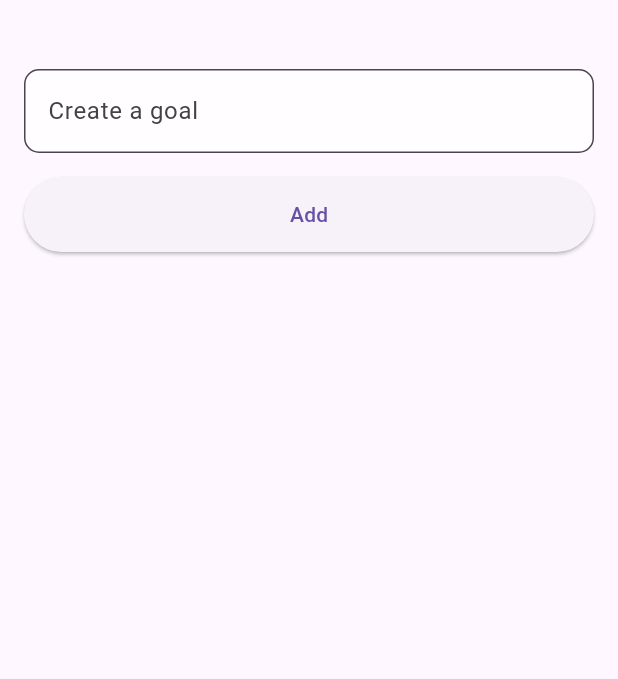
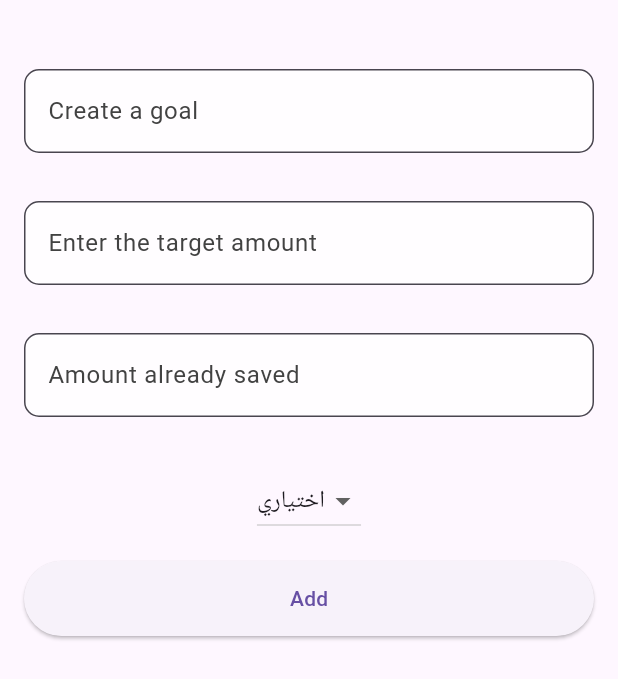
Before and after one commit to khaderhash/money_app, a Flutter app: the Goals screen opened by its route, after a tap on the "add" icon, on a phone screen of 412 x 824 dp. Shown: the top 679 px of the screen. Run offline on Flutter 3.47's test engine with Material 3 defaults, Android fonts, the phone set to English and light mode, and no system bars; our stand-ins replace firebase_auth, firebase_core, implicitly_animated_reorderable_list, implicitly_animated_reorderable_list_2, modal_progress_hud_nsn, shared_preferences and 1 more; accounts and stored records are empty.

```diff
--- a/lib/Screens/Goals.dart
+++ b/lib/Screens/Goals.dart
@@ -7,7 +7,7 @@ import '../services/shared_preferences.dart';
 import 'addtodo.dart';
 
 class Goals extends StatefulWidget {
-  const Goals({super.key});
+   Goals({super.key});
   static String id = "Goals";
 
   @override
@@ -15,14 +15,13 @@ class Goals extends StatefulWidget {
 }
 
 class _GoalsState extends State<Goals> {
-  final saerchBartec = TextEditingController();
-  SharedPreferencesService? servicetoaddtext;
-  List<String> listData = [];
+  List<Map<String, String>> listData = [];
+  var servicetoaddtext;
 
   @override
   void initState() {
+    super.initState();
     initSharedPreferences();
-    super.initState();
   }
 
   initSharedPreferences() async {
@@ -32,36 +31,6 @@ class _GoalsState extends State<Goals> {
     setState(() {});
   }
 
-  void searchOp(String searchText) async {
-    List<String> _list = await servicetoaddtext?.getTodo() ?? [];
-    listData.clear();
-    for (var i = 0; i < _list.length; i++) {
-      String data = _list[i];
-      if (data.toLowerCase().contains(searchText.toLowerCase())) {
-        listData.add(data);
-      }
-    }
-    setState(() {});
-  }
-
-  void addItem(String newItem) async {
-    setState(() {
-      listData.add(newItem);
-    });
-    await servicetoaddtext?.addTodo(newItem);
-    List<String> updatedList = await servicetoaddtext?.getTodo() ?? [];
-    setState(() {
-      listData = updatedList;
-    });
-  }
-
-  void deleteItem(int index) async {
-    setState(() {
-      listData.removeAt(index);
-    });
-    await servicetoaddtext?.removeTodo(index);
-  }
-
   @override
   Widget build(BuildContext context) {
     return Scaffold(
@@ -69,82 +38,30 @@ class _GoalsState extends State<Goals> {
       appBar: AppBar(
         backgroundColor: Colors.blueAccent,
         elevation: 0,
-        title: Container(
-          width: width(context),
-          height: 40,
-          decoration: BoxDecoration(
-            color: Colors.white,
-            borderRadius: BorderRadius.circular(10),
-            boxShadow: [
-              BoxShadow(color: Colors.grey.withOpacity(0.3), blurRadius: 5),
-            ],
+        title: Text('Goals'),
       ),
-          child: Row(
-            crossAxisAlignment: CrossAxisAlignment.center,
-            children: [
-              Padding(
-                padding: const EdgeInsets.all(8.0),
-                child: Icon(
-                  Icons.search,
-                  color: Colors.blue,
-                  size: 22,
-                ),
-              ),
-              Expanded(
-                child: TextField(
-                  textInputAction: TextInputAction.search,
-                  maxLines: 1,
-                  controller: saerchBartec,
-                  keyboardType: TextInputType.text,
-                  textAlignVertical: TextAlignVertical.center,
-                  onChanged: searchOp,
-                  decoration: InputDecoration(
-                    border: InputBorder.none,
-                    hintText: 'Search goals...',
-                    hintStyle: TextStyle(
-                        fontSize: 14,
-                        color: Colors.grey,
-                        fontWeight: FontWeight.w400),
-                    contentPadding: EdgeInsets.only(left: 0),
-                    focusedBorder: InputBorder.none,
-                    filled: true,
-                    isDense: true,
-                    fillColor: Colors.transparent,
-                  ),
-                  style: TextStyle(fontSize: 18),
-                  obscureText: false,
-                ),
-              ),
-            ],
-          ),
-        ),
-      ),
-      body: ImplicitlyAnimatedReorderableList<String>(
-        items: listData,
-        shrinkWrap: true,
-        removeDuration: const Duration(),
-        areItemsTheSame: (oldItem, newItem) => oldItem == newItem,
-        onReorderFinished: (item, from, to, newItems) async {
-          setState(() {
-            listData = newItems;
-          });
-          // تحديث البيانات في SharedPreferences
-          await servicetoaddtext?.setTodoList(listData);
-        },
-        itemBuilder: (context, itemAnimation, item, index) {
-          return Reorderable(
-            key: ValueKey(item),
-            builder: (context, dragAnimation, inDrag) {
-              return ScaleTransition(
-                scale:
-                    Tween<double>(begin: 1, end: 0.95).animate(dragAnimation),
-                child: Card(
+      body: ListView.builder(
+        itemCount: listData.length,
+        itemBuilder: (context, index) {
+
+
+          final goal = listData[index];
+          double targetAmount = double.tryParse(goal['amount'] ?? '0') ?? 0;
+          double currentAmount = double.tryParse(goal['current_amount'] ?? '0') ?? 0;
+
+          double progress = (targetAmount > 0) ? (currentAmount / targetAmount) : 0;
+
+          return Card(
             elevation: 5,
+            margin: EdgeInsets.symmetric(vertical: 10, horizontal: 15),
+            shape: RoundedRectangleBorder(borderRadius: BorderRadius.circular(12)),
             child: ListTile(
-                    title: Text(
-                      item,
-                      style: TextStyle(
-                          fontWeight: FontWeight.bold, color: Colors.black),
+              contentPadding: EdgeInsets.all(15),
+
+              title: Text(goal['goal'] ?? '',),
+              subtitle: Text(
+                'Type: ${goal['type']}, Target: ${goal['amount']}, Saved: ${goal['current_amount']}',
+                style: TextStyle(color: Colors.blueAccent),
               ),
               trailing: IconButton(
                 icon: Icon(Icons.delete, color: Colors.blueAccent),
@@ -154,7 +71,7 @@ class _GoalsState extends State<Goals> {
                 Navigator.of(context)
                     .push(MaterialPageRoute(
                   builder: (context) => Goalsadd(
-                          title: item,
+                    title: goal['goal'],
                     index: index,
                   ),
                 ))
@@ -163,9 +80,6 @@ class _GoalsState extends State<Goals> {
                 });
               },
             ),
-                ),
-              );
-            },
           );
         },
       ),
@@ -173,9 +87,7 @@ class _GoalsState extends State<Goals> {
         onPressed: () async {
           Navigator.of(context)
               .push(MaterialPageRoute(
-            builder: (context) => Goalsadd(
-              title: '',
-            ),
+            builder: (context) => Goalsadd(title: ''),
           ))
               .then((_) {
             initSharedPreferences();
@@ -187,4 +99,135 @@ class _GoalsState extends State<Goals> {
       ),
     );
   }
+
+  void deleteItem(int index) async {
+    setState(() {
+      listData.removeAt(index);
+    });
+    await servicetoaddtext?.removeTodo(index);
   }
+}
+//import 'package:flutter/material.dart';
+//
+// class _GoalsState extends State<Goals> {
+//   List<Map<String, String>> listData = [];
+//
+//   @override
+//   void initState() {
+//     super.initState();
+//     initSharedPreferences();
+//   }
+//
+//   initSharedPreferences() async {
+//     final sharedPreferences = await SharedPreferences.getInstance();
+//     servicetoaddtext = SharedPreferencesService(sharedPreferences);
+//     listData = await servicetoaddtext?.getTodo() ?? [];
+//     setState(() {});
+//   }
+//
+//   @override
+//   Widget build(BuildContext context) {
+//     return Scaffold(
+//       backgroundColor: Colors.black,
+//       appBar: AppBar(
+//         backgroundColor: Colors.blueAccent,
+//         elevation: 0,
+//         title: Text('Goals'),
+//       ),
+//       body: ListView.builder(
+//         itemCount: listData.length,
+//         itemBuilder: (context, index) {
+//           final goal = listData[index];
+//           double targetAmount = double.tryParse(goal['amount'] ?? '0') ?? 0;
+//           double currentAmount = double.tryParse(goal['current_amount'] ?? '0') ?? 0;
+//
+//           double progress = (targetAmount > 0) ? (currentAmount / targetAmount) : 0;
+//
+//           return Card(
+//             elevation: 5,
+//             margin: EdgeInsets.symmetric(vertical: 10, horizontal: 15),
+//             shape: RoundedRectangleBorder(borderRadius: BorderRadius.circular(12)),
+//             child: ListTile(
+//               contentPadding: EdgeInsets.all(15),
+//               title: Text(
+//                 goal['goal'] ?? '',
+//                 style: TextStyle(fontWeight: FontWeight.bold, fontSize: 18, color: Colors.blueAccent),
+//               ),
+//               subtitle: Column(
+//                 crossAxisAlignment: CrossAxisAlignment.start,
+//                 children: [
+//                   SizedBox(height: 10),
+//                   Text(
+//                     'Type: ${goal['type'] ?? 'Not specified'}',
+//                     style: TextStyle(color: Colors.grey[600]),
+//                   ),
+//                   SizedBox(height: 5),
+//                   Text(
+//                     'Target: ${goal['amount']}',
+//                     style: TextStyle(color: Colors.grey[600]),
+//                   ),
+//                   SizedBox(height: 5),
+//                   Text(
+//                     'Saved: ${goal['current_amount']}',
+//                     style: TextStyle(color: Colors.grey[600]),
+//                   ),
+//                   SizedBox(height: 10),
+//                   Row(
+//                     children: [
+//                       Expanded(
+//                         child: LinearProgressIndicator(
+//                           value: progress,
+//                           backgroundColor: Colors.grey[300],
+//                           valueColor: AlwaysStoppedAnimation<Color>(Colors.blueAccent),
+//                         ),
+//                       ),
+//                       SizedBox(width: 10),
+//                       Text('${(progress * 100).toStringAsFixed(1)}%', style: TextStyle(color: Colors.blueAccent)),
+//                     ],
+//                   ),
+//                 ],
+//               ),
+//               trailing: IconButton(
+//                 icon: Icon(Icons.delete, color: Colors.blueAccent),
+//                 onPressed: () => deleteItem(index),
+//               ),
+//               onTap: () {
+//                 Navigator.of(context)
+//                     .push(MaterialPageRoute(
+//                       builder: (context) => Goalsadd(
+//                         title: goal['goal'],
+//                         index: index,
+//                       ),
+//                     ))
+//                     .then((_) {
+//                   initSharedPreferences();
+//                 });
+//               },
+//             ),
+//           );
+//         },
+//       ),
+//       floatingActionButton: FloatingActionButton(
+//         onPressed: () async {
+//           Navigator.of(context)
+//               .push(MaterialPageRoute(
+//                 builder: (context) => Goalsadd(title: ''),
+//               ))
+//               .then((_) {
+//             initSharedPreferences();
+//           });
+//         },
+//         tooltip: 'Add Goal',
+//         backgroundColor: Colors.blueAccent,
+//         child: Icon(Icons.add),
+//       ),
+//     );
+//   }
+//
+//   void deleteItem(int index) async {
+//     setState(() {
+//       listData.removeAt(index);
+//     });
+//     await servicetoaddtext?.removeTodo(index);
+//   }
+// }
--- a/lib/Screens/addtodo.dart
+++ b/lib/Screens/addtodo.dart
@@ -16,7 +16,10 @@ class Goalsadd extends StatefulWidget {
 
 class _GoalsState extends State<Goalsadd> {
   TextEditingController controller = TextEditingController();
+  TextEditingController amountController = TextEditingController();
+  TextEditingController currentAmountController = TextEditingController();
   SharedPreferencesService? servicetoaddtext;
+  String? goalType = "اختياري"; // إجباري أو اختياري
 
   @override
   void initState() {
@@ -46,31 +49,84 @@ class _GoalsState extends State<Goalsadd> {
                 filled: true,
                 hintStyle: TextStyle(color: Colors.grey[800]),
                 hintText: 'Create a goal',
-                  fillColor: Colors.white70),
+                fillColor: Colors.white70,
+              ),
+            ),
+          ),
+          Padding(
+            padding: const EdgeInsets.all(16.0),
+            child: TextField(
+              controller: amountController,
+              decoration: InputDecoration(
+                border: OutlineInputBorder(
+                  borderRadius: BorderRadius.circular(10),
+                ),
+                filled: true,
+                hintStyle: TextStyle(color: Colors.grey[800]),
+                hintText: 'Enter the target amount',
+                fillColor: Colors.white70,
+              ),
+              keyboardType: TextInputType.number,
+            ),
+          ),
+          Padding(
+            padding: const EdgeInsets.all(16.0),
+            child: TextField(
+              controller: currentAmountController,
+              decoration: InputDecoration(
+                border: OutlineInputBorder(
+                  borderRadius: BorderRadius.circular(10),
+                ),
+                filled: true,
+                hintStyle: TextStyle(color: Colors.grey[800]),
+                hintText: 'Amount already saved',
+                fillColor: Colors.white70,
+              ),
+              keyboardType: TextInputType.number,
+            ),
+          ),
+          Padding(
+            padding: const EdgeInsets.all(16.0),
+            child: DropdownButton<String>(
+              value: goalType,
+              onChanged: (String? newValue) {
+                setState(() {
+                  goalType = newValue!;
+                });
+              },
+              items: <String>['اختياري', 'إجباري']
+                  .map<DropdownMenuItem<String>>((String value) {
+                return DropdownMenuItem<String>(
+                  value: value,
+                  child: Text(value),
+                );
+              }).toList(),
             ),
           ),
           Container(
             width: width(context),
             height: 50,
-            margin: EdgeInsets.only(
-              left: 16,
-              right: 16,
-            ),
+            margin: EdgeInsets.only(left: 16, right: 16),
             child: ElevatedButton(
               onPressed: () async {
                 if (controller.text.isNotEmpty) {
                   final sharedPreferences =
                   await SharedPreferences.getInstance();
                   if (widget.title?.isEmpty ?? true) {
-                    SharedPreferencesService(sharedPreferences)
-                        .addTodo(controller.text);
+                    SharedPreferencesService(sharedPreferences).addTodo({
+                      'goal': controller.text,
+                      'amount': amountController.text,
+                      'current_amount': currentAmountController.text,});
                   } else {
                     setState(() {
                       SharedPreferencesService(sharedPreferences)
-                          .updateTodo(widget.index ?? 0, controller.text);
+                          .updateTodo(widget.index ?? 0, {
+                        'goal': controller.text,
+                        'amount': amountController.text,
+                        'current_amount': currentAmountController.text,
+                      });
                     });
                   }
-                  // تأكد من التحديث بعد إضافة هدف جديد
                   Navigator.pop(context);
                 }
               },
```
Also changed, not shown: lib/Screens/HomePage.dart (+7 -7 lines), lib/services/shared_preferences.dart (+25 -16 lines). Lines whose indentation alone changed are shown as unchanged.
